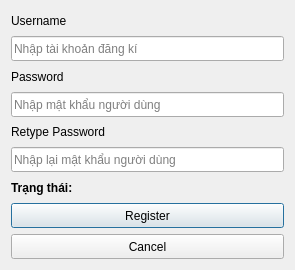
minhtringuyennn/SocketPrograming, file Client/GUI/GUI_Register.ui: the form before one commit.
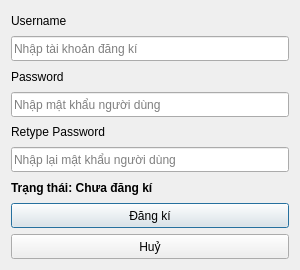
The form after the commit.

What changed in the file:
```diff
--- a/Client/GUI/GUI_Register.ui
+++ b/Client/GUI/GUI_Register.ui
@@ -9,7 +9,7 @@
    <rect>
     <x>0</x>
     <y>0</y>
-    <width>295</width>
+    <width>300</width>
     <height>270</height>
    </rect>
   </property>
@@ -21,14 +21,14 @@
   </property>
   <property name="minimumSize">
    <size>
-    <width>250</width>
-    <height>200</height>
+    <width>300</width>
+    <height>270</height>
    </size>
   </property>
   <property name="maximumSize">
    <size>
     <width>350</width>
-    <height>300</height>
+    <height>270</height>
    </size>
   </property>
   <property name="baseSize">
@@ -121,7 +121,7 @@
       </font>
      </property>
      <property name="text">
-      <string>Trạng thái:</string>
+      <string>Trạng thái: Chưa đăng kí</string>
      </property>
     </widget>
    </item>
@@ -153,11 +153,14 @@
       </size>
      </property>
      <property name="text">
-      <string>Register</string>
+      <string>Đăng kí</string>
      </property>
      <property name="checkable">
       <bool>true</bool>
      </property>
+     <property name="default">
+      <bool>true</bool>
+     </property>
     </widget>
    </item>
    <item row="14" column="0" colspan="3">
@@ -172,7 +175,10 @@
       <enum>Qt::TabFocus</enum>
      </property>
      <property name="text">
-      <string>Cancel</string>
+      <string>Huỷ</string>
+     </property>
+     <property name="autoDefault">
+      <bool>false</bool>
      </property>
     </widget>
    </item>
```
Left out of the diff: 12 changed lines with no effect on the pictures.
